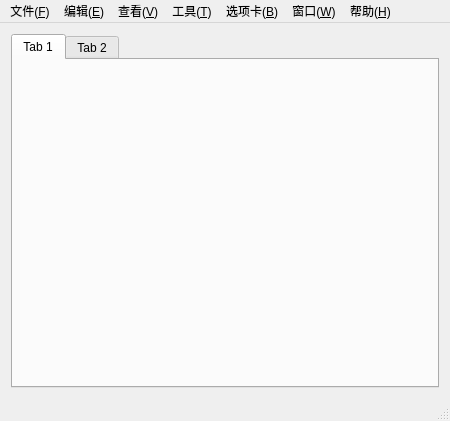
Above: WindowsClient/shh_UI/mainwindow.ui from H-tao/Penguin before the change. Below: the same form after it.
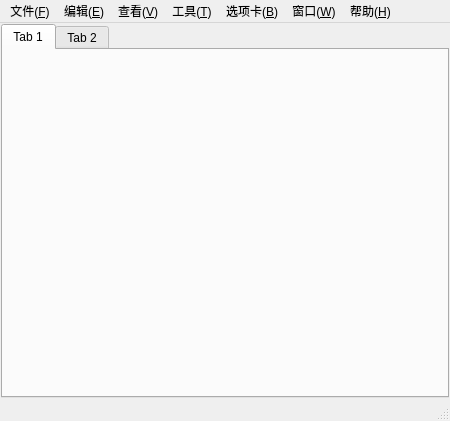
That is the form after the change.

```diff
--- a/WindowsClient/shh_UI/mainwindow.ui
+++ b/WindowsClient/shh_UI/mainwindow.ui
@@ -18,6 +18,21 @@
   </property>
   <widget class="QWidget" name="centralWidget">
    <layout class="QGridLayout" name="gridLayout">
+    <property name="leftMargin">
+     <number>1</number>
+    </property>
+    <property name="topMargin">
+     <number>1</number>
+    </property>
+    <property name="rightMargin">
+     <number>1</number>
+    </property>
+    <property name="bottomMargin">
+     <number>1</number>
+    </property>
+    <property name="spacing">
+     <number>1</number>
+    </property>
     <item row="0" column="0">
      <widget class="QTabWidget" name="tabWidget">
       <widget class="QWidget" name="tab_1">
```
